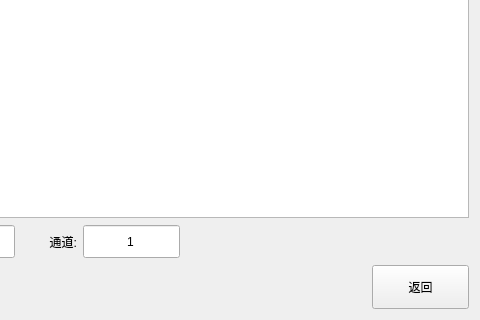
This is PagePwr.ui in bloglink/aip-tester as Qt 5 draws it before an edit; both pictures show x 320 to 800 and y 280 to 600 of the 800 by 600 pixel window. The edited form follows.
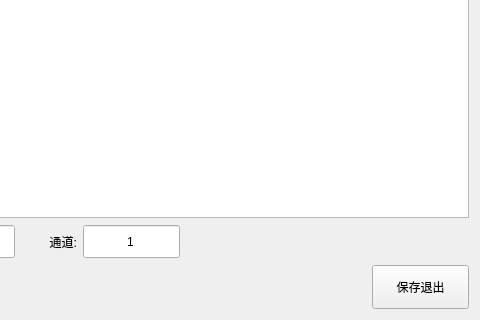
This is the edited form.

Commit message: style:(2.1.0.170329)改返回为保存退出

```diff
--- a/PagePwr.ui
+++ b/PagePwr.ui
@@ -23,7 +23,7 @@
       </size>
      </property>
      <property name="text">
-      <string>返回</string>
+      <string>保存退出</string>
      </property>
     </widget>
    </item>
```
The commit also changes 7 other files.
